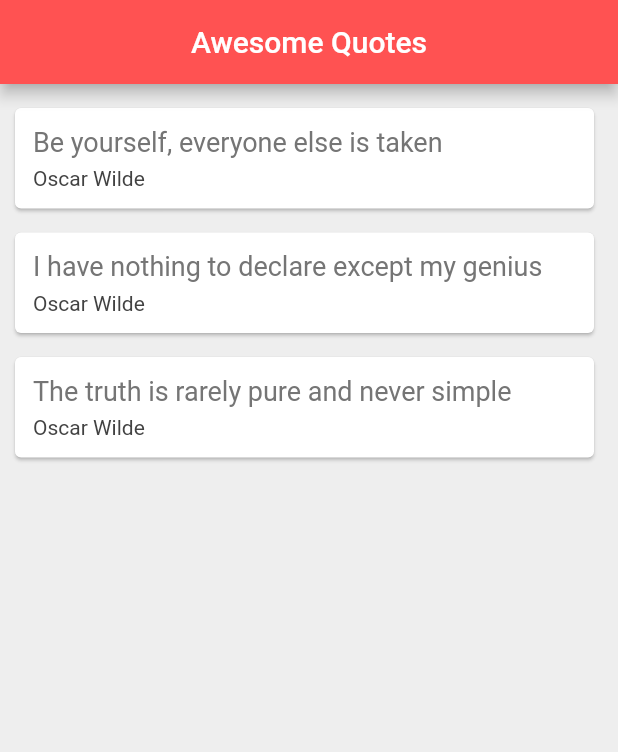
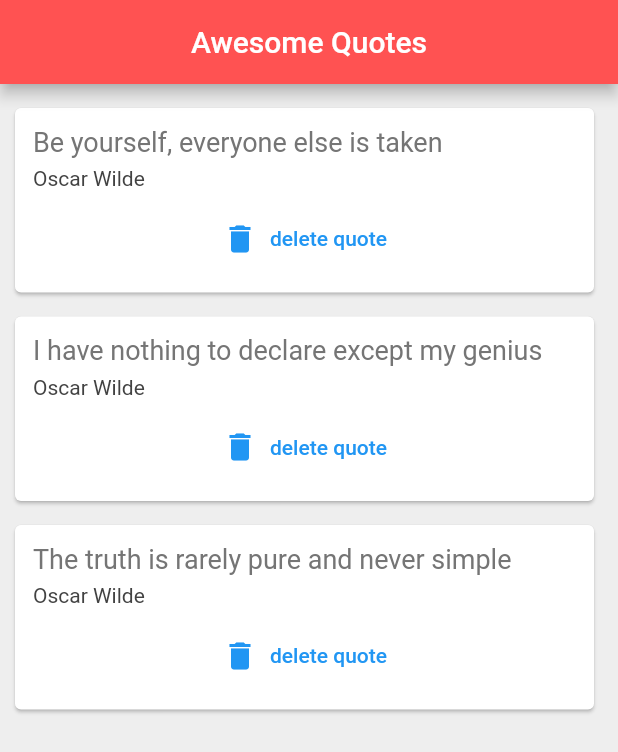
Before and after one commit to kaglet/Kwiz, a Flutter app: the screen it shows after launch, on a phone screen of 412 x 824 dp. Shown: the top 752 px of the screen. Run offline on Flutter 3.47's test engine with Material 2 defaults, Android fonts, the phone set to English and light mode, and no system bars.

Commit message:
Add delete card functionality with function param

```diff
--- a/lib/main.dart
+++ b/lib/main.dart
@@ -21,7 +21,7 @@ class _QuoteListState extends State<QuoteList> {
         text: 'I have nothing to declare except my genius'),
     Quote(
         author: 'Oscar Wilde',
-        text: 'The truth is rarely pure and never simple'),
+        text: 'The truth is rarely pure and never simple')
   ];
 
   // function that returns a widget from a quote input
@@ -37,7 +37,15 @@ class _QuoteListState extends State<QuoteList> {
       ),
       body: Column(
         // return new quote card instance declared as a stateless widget that is built for us
-        children: quotes.map((quote) => QuoteCard(quote: quote)).toList(),
+        children: quotes
+            .map((quote) => QuoteCard(
+                quote: quote,
+                delete: () {
+                  setState(() {
+                    quotes.remove(quote);
+                  });
+                }))
+            .toList(),
       ),
     );
   }
--- a/lib/quote_card.dart
+++ b/lib/quote_card.dart
@@ -5,7 +5,10 @@ import 'quote.dart';
 
 class QuoteCard extends StatelessWidget {
   final Quote quote;
-  QuoteCard({required this.quote});
+  // on icon press on this card will run the delete function which can set state and update the stateful widget
+  // each quote has a delete function to delete itself
+  final Function() delete;
+  QuoteCard({required this.quote, required this.delete});
 
   // accept quote in when we instantiate an object
 
@@ -34,7 +37,17 @@ class QuoteCard extends StatelessWidget {
                 fontSize: 14.0,
                 color: Colors.grey[800],
               ),
-            )
+            ),
+            SizedBox(
+              height: 8.0,
+            ),
+            TextButton.icon(
+              onPressed: delete,
+              icon: Icon(
+                Icons.delete,
+              ),
+              label: Text('delete quote'),
+            ),
           ],
         ),
       ),
```
